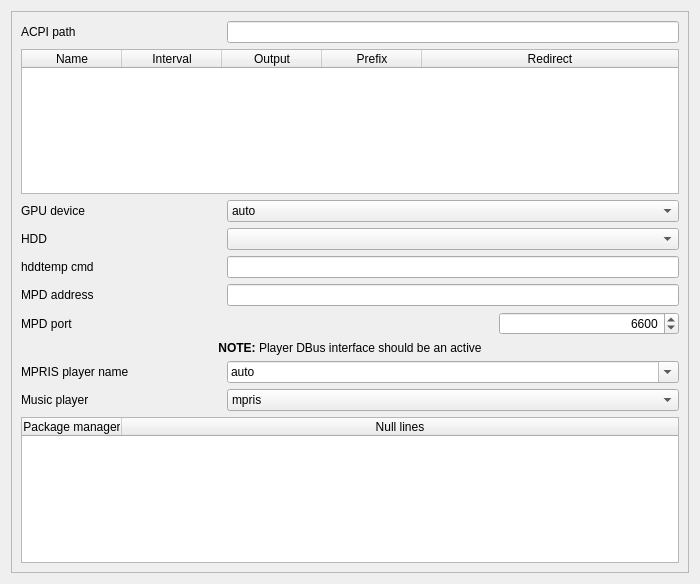
arcan1s/awesome-widgets, file sources/awesome-widget/deconfig.ui: the form before one commit.
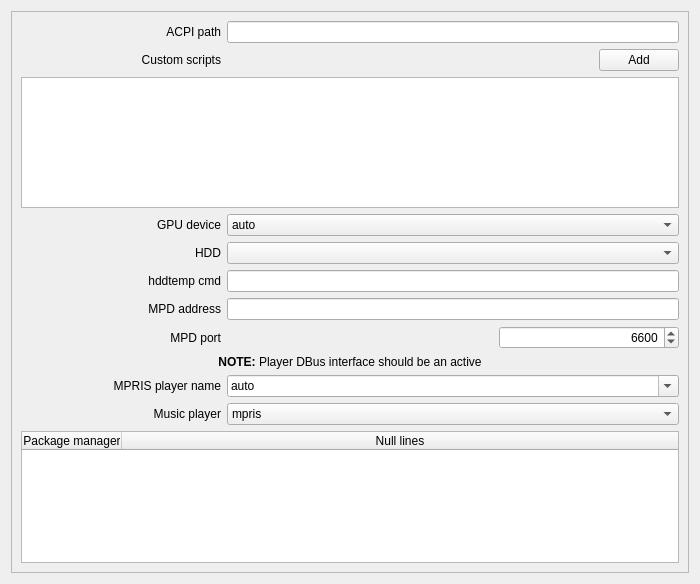
The form after the commit.

Commit message: implement ExtScripts configuration

Diff of the .ui file:
```diff
--- a/sources/awesome-widget/deconfig.ui
+++ b/sources/awesome-widget/deconfig.ui
@@ -60,6 +60,9 @@
            <property name="text">
             <string>hddtemp cmd</string>
            </property>
+           <property name="alignment">
+            <set>Qt::AlignRight|Qt::AlignTrailing|Qt::AlignVCenter</set>
+           </property>
           </widget>
          </item>
          <item>
@@ -84,6 +87,9 @@
            <property name="text">
             <string>GPU device</string>
            </property>
+           <property name="alignment">
+            <set>Qt::AlignRight|Qt::AlignTrailing|Qt::AlignVCenter</set>
+           </property>
           </widget>
          </item>
          <item>
@@ -137,6 +143,9 @@
            <property name="text">
             <string>HDD</string>
            </property>
+           <property name="alignment">
+            <set>Qt::AlignRight|Qt::AlignTrailing|Qt::AlignVCenter</set>
+           </property>
           </widget>
          </item>
          <item>
@@ -170,6 +179,9 @@
            <property name="text">
             <string>Music player</string>
            </property>
+           <property name="alignment">
+            <set>Qt::AlignRight|Qt::AlignTrailing|Qt::AlignVCenter</set>
+           </property>
           </widget>
          </item>
          <item>
@@ -213,6 +225,9 @@
            <property name="text">
             <string>MPD port</string>
            </property>
+           <property name="alignment">
+            <set>Qt::AlignRight|Qt::AlignTrailing|Qt::AlignVCenter</set>
+           </property>
           </widget>
          </item>
          <item>
@@ -268,6 +283,9 @@
            <property name="text">
             <string>MPD address</string>
            </property>
+           <property name="alignment">
+            <set>Qt::AlignRight|Qt::AlignTrailing|Qt::AlignVCenter</set>
+           </property>
           </widget>
          </item>
          <item>
@@ -305,6 +323,9 @@
            <property name="text">
             <string>ACPI path</string>
            </property>
+           <property name="alignment">
+            <set>Qt::AlignRight|Qt::AlignTrailing|Qt::AlignVCenter</set>
+           </property>
           </widget>
          </item>
          <item>
@@ -316,47 +337,6 @@
          </item>
         </layout>
        </item>
-       <item row="1" column="0">
-        <widget class="QTableWidget" name="tableWidget_customCommand">
-         <property name="contextMenuPolicy">
-          <enum>Qt::CustomContextMenu</enum>
-         </property>
-         <property name="selectionMode">
-          <enum>QAbstractItemView::SingleSelection</enum>
-         </property>
-         <attribute name="horizontalHeaderStretchLastSection">
-          <bool>true</bool>
-         </attribute>
-         <attribute name="verticalHeaderVisible">
-          <bool>false</bool>
-         </attribute>
-         <column>
-          <property name="text">
-           <string>Name</string>
-          </property>
-         </column>
-         <column>
-          <property name="text">
-           <string>Interval</string>
-          </property>
-         </column>
-         <column>
-          <property name="text">
-           <string>Output</string>
-          </property>
-         </column>
-         <column>
-          <property name="text">
-           <string>Prefix</string>
-          </property>
-         </column>
-         <column>
-          <property name="text">
-           <string>Redirect</string>
-          </property>
-         </column>
-        </widget>
-       </item>
        <item row="7" column="0">
         <layout class="QVBoxLayout" name="layout_mpris">
          <item>
@@ -382,6 +362,9 @@
              <property name="text">
               <string>MPRIS player name</string>
              </property>
+             <property name="alignment">
+              <set>Qt::AlignRight|Qt::AlignTrailing|Qt::AlignVCenter</set>
+             </property>
             </widget>
            </item>
            <item>
@@ -481,6 +464,53 @@
          </item>
         </layout>
        </item>
+       <item row="1" column="0">
+        <layout class="QVBoxLayout" name="layout_custom">
+         <item>
+          <layout class="QHBoxLayout" name="layout_customAdd">
+           <item>
+            <widget class="QLabel" name="label_custom">
+             <property name="minimumSize">
+              <size>
+               <width>200</width>
+               <height>0</height>
+              </size>
+             </property>
+             <property name="text">
+              <string>Custom scripts</string>
+             </property>
+             <property name="alignment">
+              <set>Qt::AlignRight|Qt::AlignTrailing|Qt::AlignVCenter</set>
+             </property>
+            </widget>
+           </item>
+           <item>
+            <spacer name="spacer_custom">
+             <property name="orientation">
+              <enum>Qt::Horizontal</enum>
+             </property>
+             <property name="sizeHint" stdset="0">
+              <size>
+               <width>40</width>
+               <height>20</height>
+              </size>
+             </property>
+            </spacer>
+           </item>
+           <item>
+            <widget class="QPushButton" name="pushButton_custom">
+             <property name="text">
+              <string>Add</string>
+             </property>
+            </widget>
+           </item>
+          </layout>
+         </item>
+         <item>
+          <widget class="QListWidget" name="listWidget_custom"/>
+         </item>
+        </layout>
+       </item>
       </layout>
      </widget>
     </widget>
```
The commit also changes 6 other files.
